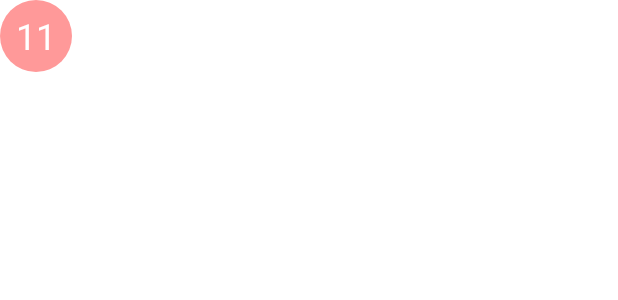
After one commit to babaosoftware/tomtomnav, an Android app: the layout rounded_button.xml on its own in the app's theme, with its tools: preview values and no code run, on a phone screen of 412 x 824 dp. The commit adds this screen. Shown: the top 300 px of the screen. Run offline under Robolectric (Android 15) with nearby library versions, the phone set to English and light mode, and no system bars.

Commit message:
Code refactoring Added state and util Show waypoints

```diff
--- /dev/null
+++ b/app/src/main/res/drawable/rounded_button_back.xml
@@ -0,0 +1,7 @@
+<?xml version="1.0" encoding="utf-8"?>
+<shape xmlns:android="http://schemas.android.com/apk/res/android"
+    android:shape="oval">
+    <solid
+        android:color="@color/waypoint"
+        />
+</shape>
--- /dev/null
+++ b/app/src/main/res/layout/rounded_button.xml
@@ -0,0 +1,17 @@
+<?xml version="1.0" encoding="utf-8"?>
+<FrameLayout xmlns:android="http://schemas.android.com/apk/res/android"
+    android:background="@drawable/rounded_button_back"
+    android:layout_width="48dp"
+    android:layout_height="48dp"
+    >
+    <TextView
+        android:layout_width="wrap_content"
+        android:layout_height="wrap_content"
+        android:id="@+id/btn_pin"
+        android:textSize="24dp"
+        android:text="11"
+        android:textColor="@color/white"
+        android:layout_gravity="center"
+        />
+
+</FrameLayout>
--- a/app/src/main/res/values/colors.xml
+++ b/app/src/main/res/values/colors.xml
@@ -7,4 +7,5 @@
     <color name="teal_700">#FF018786</color>
     <color name="black">#FF000000</color>
     <color name="white">#FFFFFFFF</color>
+    <color name="waypoint">#ffff9999</color>
 </resources>
--- /dev/null
+++ b/app/src/main/res/values/dimensions.xml
@@ -0,0 +1,4 @@
+<?xml version="1.0" encoding="utf-8"?>
+<resources>
+    <dimen name="map_padding_bottom">150dp</dimen>
+</resources>
```
Also changed, not shown: app/build.gradle (+6 -3 lines), app/src/main/java/com/babaosoftware/tomtomnav/MainActivity.kt (+138 -55 lines), app/src/main/java/com/babaosoftware/tomtomnav/Util.kt (added, +14 -0 lines), app/src/main/res/layout/activity_main.xml (+11 -7 lines), 1 other file.
